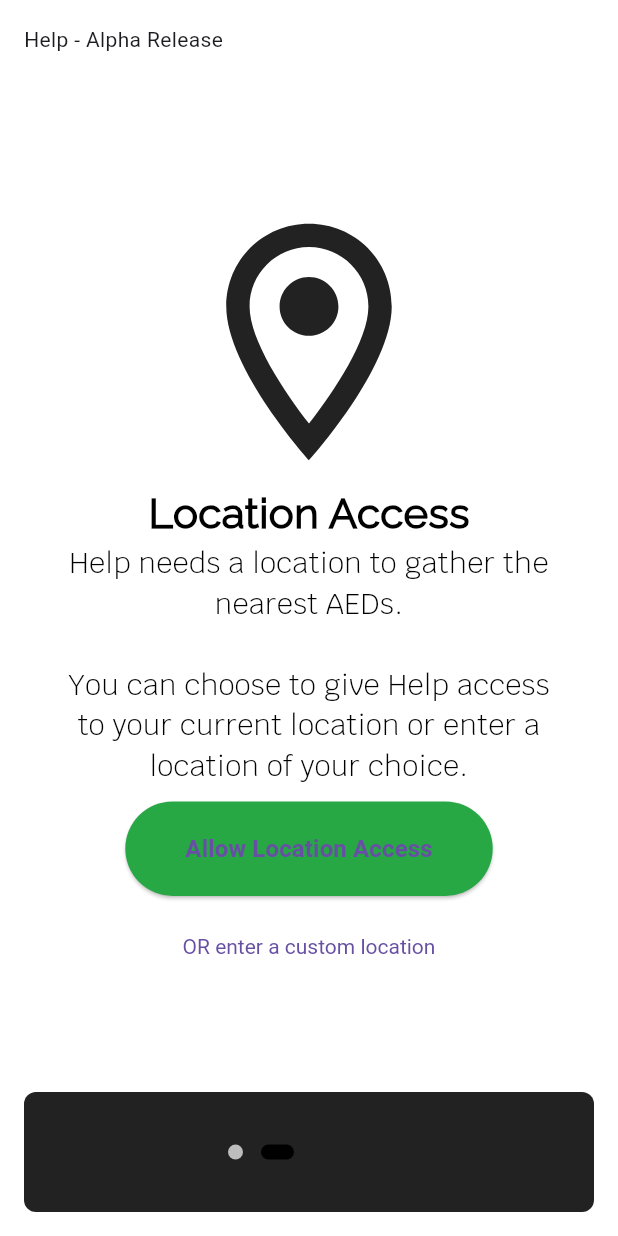
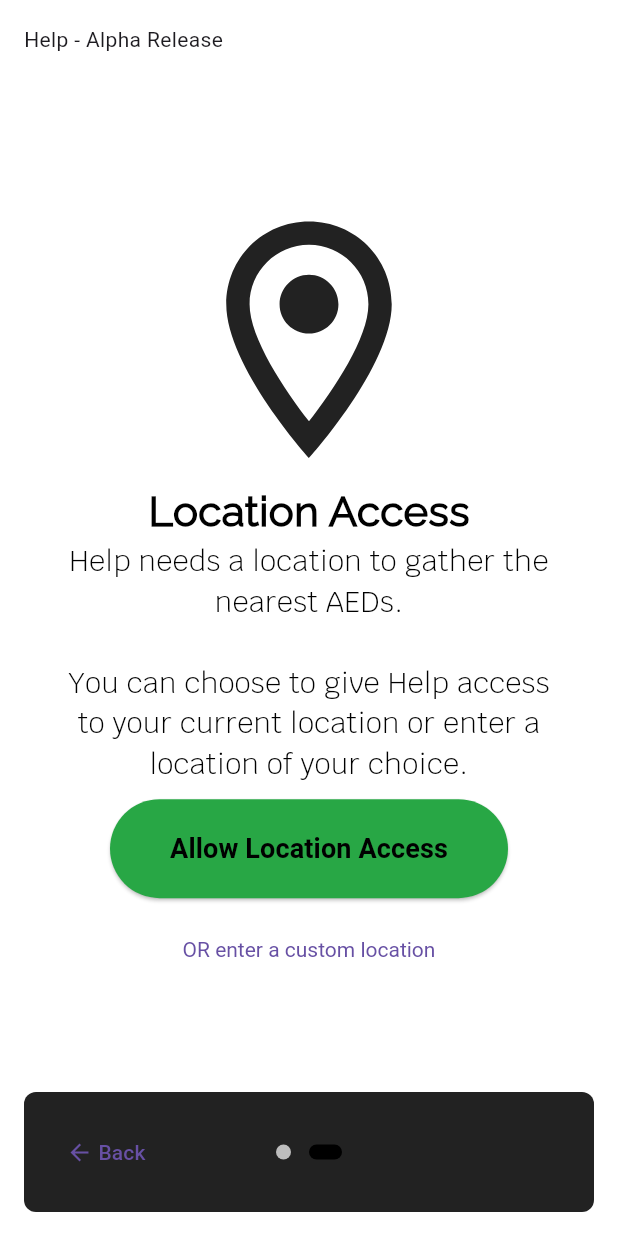
Before and after one commit to 14praveenk/Help-Flutter, a Flutter app: the screen it shows after launch, after a tap on "Next", on a phone screen of 412 x 824 dp. Run offline on Flutter 3.47's test engine with Material 3 defaults, Android fonts, the light colour scheme and no system bars; drawn by our look-alikes of introduction_screen, sentry_flutter; our stand-ins replace cached_network_image, flutter_dotenv, flutter_map, flutter_widget_from_html_core, google_nav_bar, hive and 2 more; missing offline and left inert: fl_location, flutter_map_cancellable_tile_provider, geocode, georange, mapbox_search, maps_launcher; accounts and stored records are empty.

Commit message:
Updates to version, removing breaking W3W changes

```diff
--- a/lib/welcome.dart
+++ b/lib/welcome.dart
@@ -1,13 +1,8 @@
 import 'package:flutter/material.dart';
 import 'package:hive/hive.dart';
 import 'package:introduction_screen/introduction_screen.dart';
-import 'package:location/location.dart';
+import 'package:fl_location/fl_location.dart'; // updated dependency import
 import 'customLocation.dart';
-/*ElevatedButton(
-            onPressed: () {
-              var box = Hive.box('settings');
-              box.put("welcome_shown", true);
-            },*/
 
 class WelcomeScreen extends StatefulWidget {
   @override
@@ -19,28 +14,23 @@ class _WelcomeScreenState extends State<WelcomeScreen> {
 
   final TextEditingController _textEditingController = TextEditingController();
   final introKey = GlobalKey<IntroductionScreenState>();
-  Location location = new Location();
+  FlLocation location = FlLocation(); // updated object creation
   bool _canShowLocButton = true;
   bool _canShowCustLocButton = true;
   bool locServiceEnabled = false;
   bool allDone = false;
-  PermissionStatus locPermissionEnabled = PermissionStatus.denied;
+
+  @override
   void initState() {
     super.initState();
-    Future.microtask(() async {
-      await determineLocCompatibility();
-      if (locServiceEnabled == false) {
-        await hideLocButton();
-      }
-      if (locPermissionEnabled == PermissionStatus.deniedForever) {
-        await hideLocButton();
-      }
-    });
+    _checkLocationPermission();
   }
 
-  Future<void> determineLocCompatibility() async {
-    locServiceEnabled = await location.serviceEnabled();
-    locPermissionEnabled = await location.hasPermission();
+  Future<void> _checkLocationPermission() async {
+    LocationPermission permission = await FlLocation.checkLocationPermission();
+    if (permission == LocationPermission.deniedForever) {
+      hideLocButton();
+    }
   }
 
   Future<void> hideLocButton() async {
@@ -60,11 +50,9 @@ class _WelcomeScreenState extends State<WelcomeScreen> {
   }
 
   void _navToCustomLocationScreen(BuildContext context) async {
-    // Navigator.push returns a Future that completes after calling
-    // Navigator.pop on the Selection Screen.
+    // Navigator.push returns a Future that completes after calling Navigator.pop on the Selection Screen.
     final result = await Navigator.push(
       context,
-      // Create the SelectionScreen in the next step.
       MaterialPageRoute(builder: (context) => customLocationScreen()),
     ).then((value) {
       if (value == true) {
@@ -96,6 +84,11 @@ class _WelcomeScreenState extends State<WelcomeScreen> {
           ? Colors.black
           : Colors.white,
     );
+    var buttonStyle =TextStyle(
+                          fontSize: 18.0, fontWeight: FontWeight.bold,color: Theme.of(context).brightness == Brightness.light
+          ? Colors.black
+          : Colors.white,
+                    );
     var titleStyle = TextStyle(
       fontSize: 28.0,
       fontFamily: 'Raleway',
@@ -108,7 +101,7 @@ class _WelcomeScreenState extends State<WelcomeScreen> {
       titleTextStyle: TextStyle(
           fontSize: 28.0, fontFamily: 'Raleway', fontWeight: FontWeight.w700),
       bodyTextStyle: bodyStyle,
-      descriptionPadding: EdgeInsets.fromLTRB(16.0, 0.0, 16.0, 16.0),
+      bodyPadding: EdgeInsets.fromLTRB(16.0, 0.0, 16.0, 16.0),
       pageColor: Theme.of(context).brightness == Brightness.light
           ? Colors.white
           : Colors.black87,
@@ -170,41 +163,35 @@ class _WelcomeScreenState extends State<WelcomeScreen> {
             _canShowLocButton
                 ? ElevatedButton(
                     style: ButtonStyle(
-                        padding: MaterialStateProperty.all<EdgeInsets>(
+                        padding: WidgetStateProperty.all<EdgeInsets>(
                             EdgeInsets.fromLTRB(40, 20, 40, 20)),
-                        backgroundColor: MaterialStateProperty.all<Color>(
+                        backgroundColor: WidgetStateProperty.all<Color>(
                             Color(0xFF28a745))),
-                    child: const Text(
+                    child: Text(
                       'Allow Location Access',
-                      style: TextStyle(
-                          fontSize: 16.0, fontWeight: FontWeight.bold),
-                    ),
+                      style: buttonStyle),
                     onPressed: () async {
                       bool _serviceEnabled;
-                      PermissionStatus _permissionGranted;
-                      LocationData _locationData;
-                      _serviceEnabled = await location.serviceEnabled();
+                      LocationPermission _permissionGranted = await FlLocation.checkLocationPermission();
+                      // Updated API call for fl_location below
+                      _serviceEnabled = await FlLocation.isLocationServicesEnabled;
                       if (!_serviceEnabled) {
-                        _serviceEnabled = await location.requestService();
+                        _permissionGranted = await FlLocation.requestLocationPermission();
                         if (!_serviceEnabled) {}
                       }
-
-                      _permissionGranted = await location.hasPermission();
-                      if (_permissionGranted == PermissionStatus.denied) {
-                        _permissionGranted = await location.requestPermission();
-                        if (_permissionGranted != PermissionStatus.granted) {
+                      if (_permissionGranted == LocationPermission.denied) {
+                        if (_permissionGranted != LocationPermission.always) {
                           hideLocButton();
                         }
-                        if (_permissionGranted == PermissionStatus.granted) {
+                        if (_permissionGranted == LocationPermission.denied) {
                           hideAllButton();
                           introKey.currentState?.skipToEnd();
                         }
                       }
-                      if (_permissionGranted ==
-                          PermissionStatus.deniedForever) {
+                      if (_permissionGranted == LocationPermission.deniedForever) {
                         hideLocButton();
                       }
-                      if (_permissionGranted == PermissionStatus.granted) {
+                      if (_permissionGranted == LocationPermission.always) {
                         hideAllButton();
                       }
                     })
@@ -227,14 +214,18 @@ class _WelcomeScreenState extends State<WelcomeScreen> {
           decoration: pageDecoration,
         ),
       ],
-
-      //onSkip: () => _onIntroEnd(context), // You can override onSkip callback
+      onDone: () {
+        hideAllButton();
+        // You can also navigate to another screen here
+      },
       showSkipButton: false,
-      skipFlex: 0,
       showDoneButton: false,
-      nextFlex: 0,
-      //rtl: true, // Display as right-to-left
-      next: Row(children: [Text("Next "), Icon(Icons.arrow_forward)]),
+      showBackButton: true,
+      back: Row(children: [Icon(Icons.arrow_back),Text(" Back")]),
+      next: Row(
+        mainAxisAlignment: MainAxisAlignment.end,
+        children: [Text("Next "), Icon(Icons.arrow_forward)],
+      ),
       done: const Text('Done', style: TextStyle(fontWeight: FontWeight.w600)),
       curve: Curves.fastLinearToSlowEaseIn,
       controlsMargin: const EdgeInsets.all(16),
```
Also changed, not shown: lib/customLocation.dart (+52 -21 lines), lib/init.dart (+28 -40 lines), lib/main.dart (+33 -27 lines), pubspec.yaml (+14 -13 lines), pubspec.lock, 1 other file.
